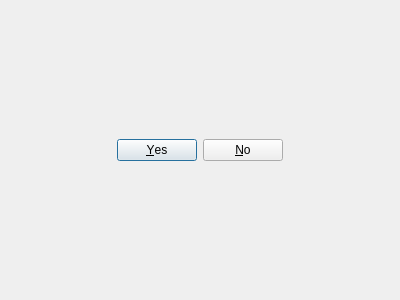
Before: the Qt Designer form MeshConsole/Confirmation.ui in Kreyl/armlet, drawn with Qt 5.
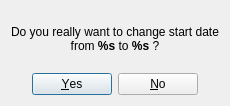
After: the same form once the commit is applied. Icons and pictures are not drawn.

Commit message: Set start date confirmation dialog finalized

Diff of the .ui file:
```diff
--- a/MeshConsole/Confirmation.ui
+++ b/MeshConsole/Confirmation.ui
@@ -2,21 +2,23 @@
 <ui version="4.0">
  <class>startDateChangeConfirmationWindow</class>
  <widget class="QDialog" name="startDateChangeConfirmationWindow">
-  <property name="geometry">
-   <rect>
-    <x>0</x>
-    <y>0</y>
-    <width>400</width>
-    <height>300</height>
-   </rect>
-  </property>
   <property name="windowTitle">
    <string>Dialog</string>
   </property>
   <property name="modal">
    <bool>true</bool>
   </property>
-  <layout class="QVBoxLayout" name="verticalLayout_2">
+  <layout class="QVBoxLayout" name="confirmationLayout">
+   <item>
+    <widget class="QLabel" name="label">
+     <property name="text">
+      <string>&lt;br&gt;Do you really want to change start date&lt;br&gt;from &lt;span style=&quot; font-weight: bold&quot;&gt;%s&lt;/span&gt; to &lt;span style=&quot; font-weight: bold&quot;&gt;%s &lt;/span&gt;?&lt;br&gt;</string>
+     </property>
+     <property name="alignment">
+      <set>Qt::AlignCenter</set>
+     </property>
+    </widget>
+   </item>
    <item>
     <widget class="QDialogButtonBox" name="buttonBox">
      <property name="standardButtons">
```
Left out of the diff: 22 changed lines with no effect on the pictures. The commit also changes 2 other files.
